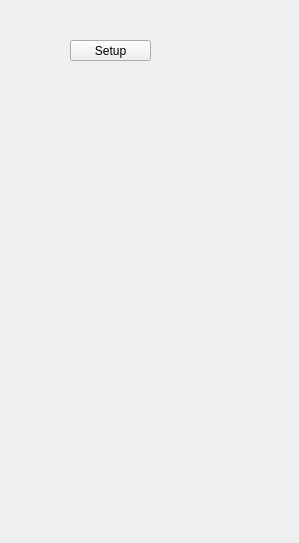
WiseLord/ampcontrol, file mainwindow.ui: the form before one commit.
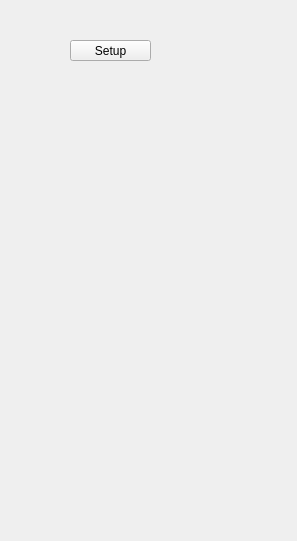
The form after the commit.

```diff
--- a/mainwindow.ui
+++ b/mainwindow.ui
@@ -6,8 +6,8 @@
    <rect>
     <x>0</x>
     <y>0</y>
-    <width>299</width>
-    <height>543</height>
+    <width>297</width>
+    <height>541</height>
    </rect>
   </property>
   <property name="windowTitle">
```
Left out of the diff: 2 changed lines with no effect on the pictures.
